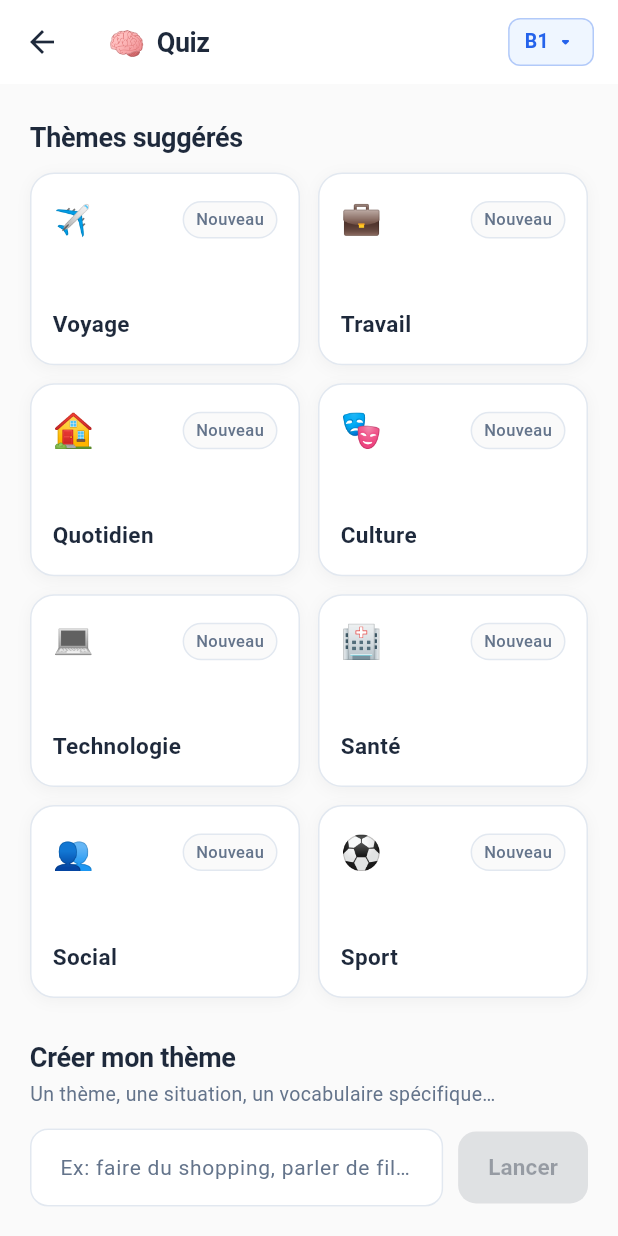
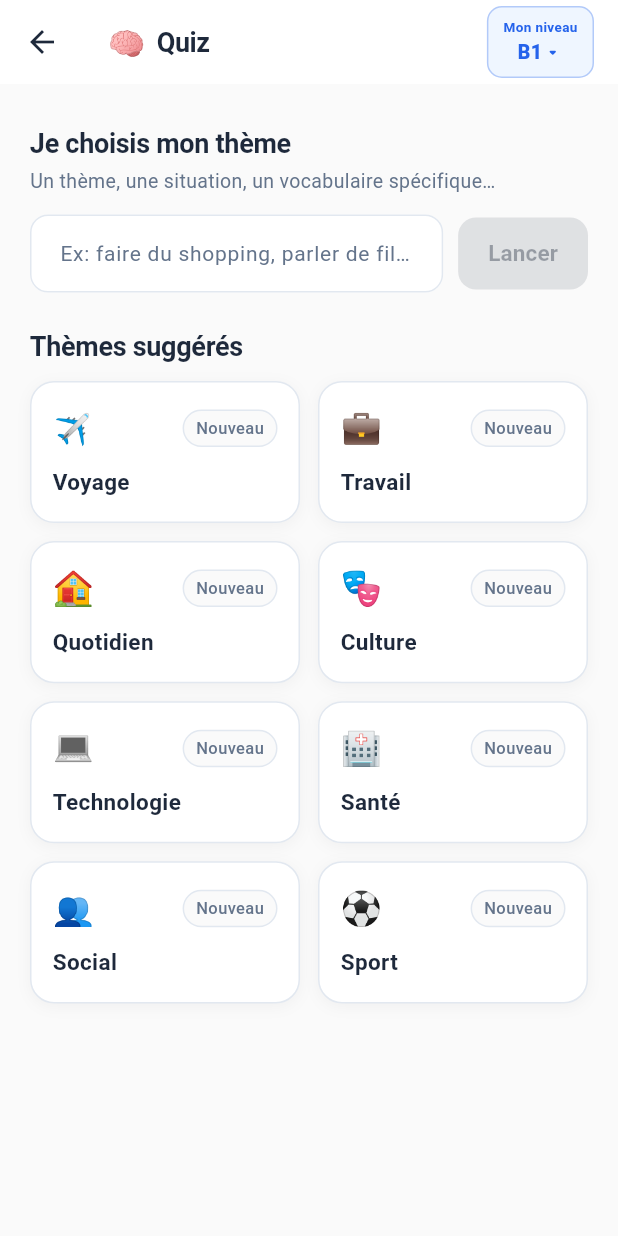
Before and after one commit to Arkheonick/Talkie, a Flutter app: the QuizSetupScreen screen opened directly, on a phone screen of 412 x 824 dp. Run offline on Flutter 3.47's test engine with Material 3 defaults, Android fonts, the phone set to English and light mode, and no system bars; our stand-ins replace flutter_dotenv, flutter_tts, google_generative_ai, hive_flutter, permission_handler; missing offline and left inert: record; accounts and stored records are empty; network calls fail.

Commit message:
fix: corrections UX Quiz et Discussion
- Quiz setup : overflow level picker corrigé, cartes thèmes plus petites,
  'Je choisis mon thème' en premier, chip 'Mon niveau' dans AppBar
- Quiz screen : 'Génération du quiz… Dans quelques secondes !', Tier→Partie
- Discussion : titre 'Discussion libre', sous-titre description,
  chip 'Mon niveau' déplacé en haut à droite, overflow picker corrigé

Co-Authored-By: Claude Sonnet 4.6 <noreply@anthropic.com>

```diff
--- a/lib/features/quiz/quiz_setup_screen.dart
+++ b/lib/features/quiz/quiz_setup_screen.dart
@@ -82,11 +82,13 @@ class _QuizSetupScreenState extends State<QuizSetupScreen> {
     showModalBottomSheet(
       context: context,
       backgroundColor: Colors.white,
+      isScrollControlled: true,
       shape: const RoundedRectangleBorder(
         borderRadius: BorderRadius.vertical(top: Radius.circular(20)),
       ),
-      builder: (_) => Padding(
-        padding: const EdgeInsets.fromLTRB(20, 16, 20, 32),
+      builder: (_) => SingleChildScrollView(
+        child: Padding(
+        padding: EdgeInsets.fromLTRB(20, 16, 20, MediaQuery.of(context).padding.bottom + 24),
         child: Column(
           mainAxisSize: MainAxisSize.min,
           crossAxisAlignment: CrossAxisAlignment.start,
@@ -185,6 +187,7 @@ class _QuizSetupScreenState extends State<QuizSetupScreen> {
           ],
         ),
       ),
+      ),
     );
   }
 
@@ -235,27 +238,39 @@ class _QuizSetupScreenState extends State<QuizSetupScreen> {
             child: Container(
               margin: const EdgeInsets.only(right: 16),
               padding:
-                  const EdgeInsets.symmetric(horizontal: 10, vertical: 5),
+                  const EdgeInsets.symmetric(horizontal: 10, vertical: 6),
               decoration: BoxDecoration(
                 color: AppTheme.primaryLight,
-                borderRadius: BorderRadius.circular(8),
+                borderRadius: BorderRadius.circular(10),
                 border: Border.all(
                     color: AppTheme.primary.withValues(alpha: 0.3)),
               ),
-              child: Row(
+              child: Column(
                 mainAxisSize: MainAxisSize.min,
                 children: [
-                  Text(
-                    level.code,
-                    style: const TextStyle(
-                      fontSize: 13,
-                      fontWeight: FontWeight.w700,
+                  const Text(
+                    'Mon niveau',
+                    style: TextStyle(
+                      fontSize: 9,
+                      fontWeight: FontWeight.w600,
                       color: AppTheme.primary,
                     ),
                   ),
-                  const SizedBox(width: 3),
-                  const Icon(Icons.arrow_drop_down_rounded,
-                      size: 16, color: AppTheme.primary),
+                  Row(
+                    mainAxisSize: MainAxisSize.min,
+                    children: [
+                      Text(
+                        level.code,
+                        style: const TextStyle(
+                          fontSize: 13,
+                          fontWeight: FontWeight.w800,
+                          color: AppTheme.primary,
+                        ),
+                      ),
+                      const Icon(Icons.arrow_drop_down_rounded,
+                          size: 14, color: AppTheme.primary),
+                    ],
+                  ),
                 ],
               ),
             ),
@@ -266,9 +281,9 @@ class _QuizSetupScreenState extends State<QuizSetupScreen> {
           ? const Center(child: CircularProgressIndicator())
           : CustomScrollView(
               slivers: [
+                _buildCustomSection(),
                 _buildSuggestedTitle(),
                 _buildThemeGrid(),
-                _buildCustomSection(),
                 const SliverToBoxAdapter(child: SizedBox(height: 32)),
               ],
             ),
@@ -310,7 +325,7 @@ class _QuizSetupScreenState extends State<QuizSetupScreen> {
           crossAxisCount: 2,
           mainAxisSpacing: 12,
           crossAxisSpacing: 12,
-          childAspectRatio: 1.4,
+          childAspectRatio: 1.9,
         ),
       ),
     );
@@ -324,7 +339,7 @@ class _QuizSetupScreenState extends State<QuizSetupScreen> {
           crossAxisAlignment: CrossAxisAlignment.start,
           children: [
             Text(
-              'Créer mon thème',
+              'Je choisis mon thème',
               style: Theme.of(context)
                   .textTheme
                   .titleLarge
```
Also changed, not shown: lib/features/prof/prof_screen.dart (+33 -20 lines), lib/features/quiz/quiz_screen.dart (+5 -5 lines).
